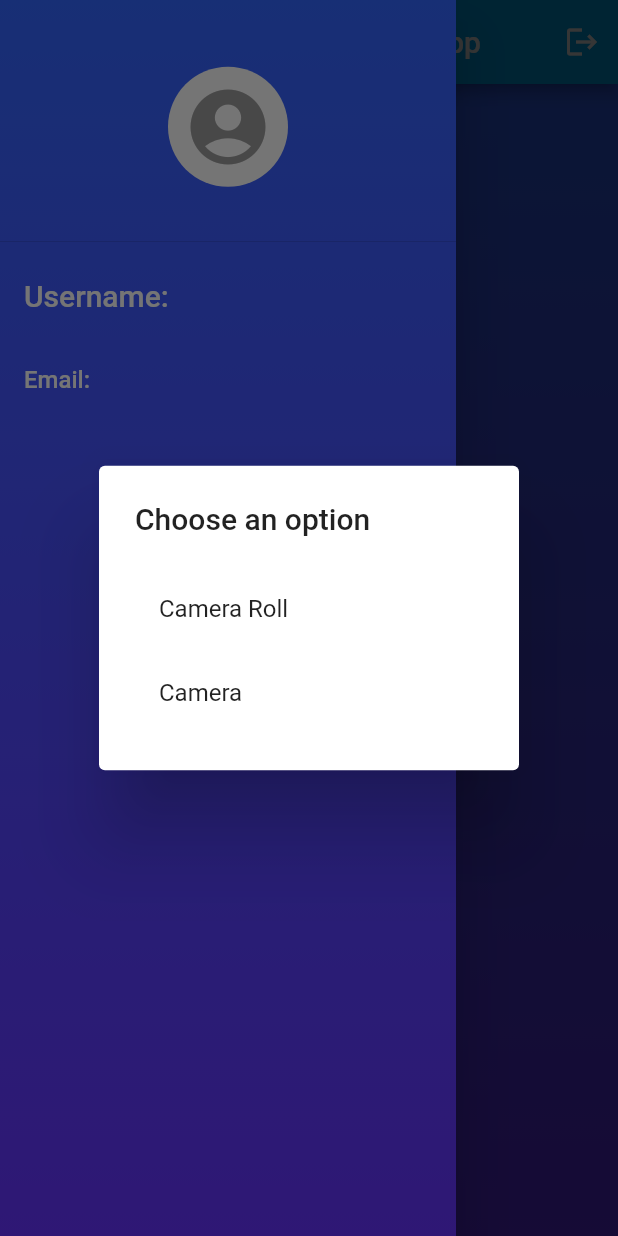
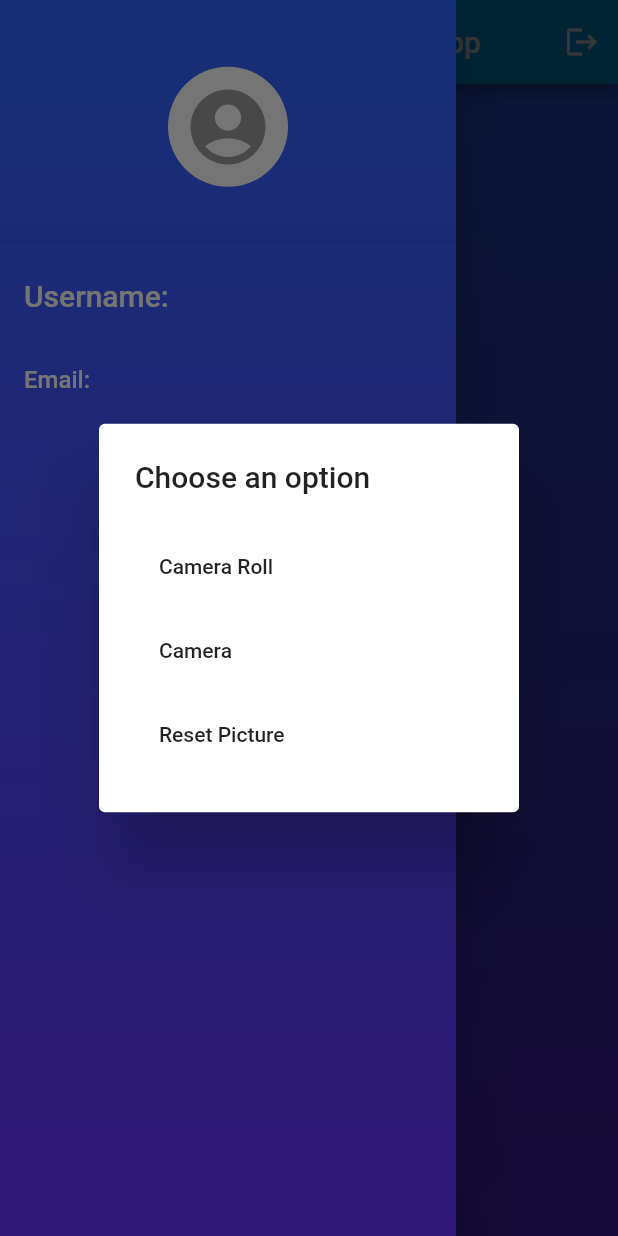
Before and after one commit to CSCI4100U/mobile-group-project-2023-abdul-alam-li-rana, a Flutter app: the screen it shows once a user with an empty profile is signed in, in the side drawer, after a tap on the "account circle" icon, on a phone screen of 412 x 824 dp. Run offline on Flutter 3.47's test engine with Material 2 defaults, Android fonts, the phone set to English and light mode, and no system bars; our stand-ins replace cloud_firestore, firebase_auth, firebase_core, image_picker, sqflite; accounts and stored records are empty.

Commit message:
SQLite implemented, PFP persistence

```diff
--- /dev/null
+++ b/final_project/lib/account.dart
@@ -0,0 +1,28 @@
+import 'dart:typed_data';
+
+class Account{
+  String? email;
+  Uint8List? profilePicture;
+
+  Account({
+    required this.email,
+    required this.profilePicture
+  });
+
+  Account.fromMap(Map map){
+    email = map['email'];
+    profilePicture = map['profilePicture'];
+  }
+
+  Map<String, dynamic> toMap() => {
+    "email" : email,
+    "profilePicture" : profilePicture,
+  };
+
+  @override
+  String toString(){
+    return 'Account[email]: $email, profilePicture: $profilePicture';
+  }
+
+
+}
--- /dev/null
+++ b/final_project/lib/account_model.dart
@@ -0,0 +1,73 @@
+import 'package:sqflite/sqflite.dart';
+
+import 'account.dart';
+import 'db_utils.dart';
+class AccountModel{
+  Future<int> insertAccount(Account account) async{
+    //This needs to be present in any queries, updates, etc.
+    //you do with your database
+    final db = await DBUtils.init();
+    return db.insert(
+      'accounts',
+      account.toMap(),
+      conflictAlgorithm: ConflictAlgorithm.replace,
+    );
+  }
+
+  Future getAllAccounts() async{
+    //This needs to be present in any queries, updates, etc.
+    //you do with your database
+    final db = await DBUtils.init();
+    final List maps = await db.query('accounts');
+    List result = [];
+    for (int i = 0; i < maps.length; i++){
+      result.add(
+        Account.fromMap(maps[i])
+      );
+    }
+    return result;
+  }
+
+  Future<Account?> getAccountByEmail(String? email) async {
+    final db = await DBUtils.init();
+    List<Map<String, dynamic>> maps = await db.query(
+      'accounts',
+      where: 'email = ?',
+      whereArgs: [email],
+    );
+
+    if (maps.isNotEmpty) {
+      return Account.fromMap(maps.first);
+    } else {
+      return null;
+    }
+  }
+
+  void savePicture(Account account) async {
+    var db = await DBUtils.init();
+    await db.insert("profilepic", account.toMap());
+  }
+
+  Future<int> updateAccount(Account account) async{
+    //This needs to be present in any queries, updates, etc.
+    //you do with your database
+    final db = await DBUtils.init();
+    return db.update(
+      'accounts',
+      account.toMap(),
+      where: 'email = ?',
+      whereArgs: [account.email],
+    );
+  }
+
+  Future<int> deleteAccountById(String email) async{
+    //This needs to be present in any queries, updates, etc.
+    //you do with your database
+    final db = await DBUtils.init();
+    return db.delete(
+      'accounts',
+      where: 'email = ?',
+      whereArgs: [email],
+    );
+  }
+}
--- a/final_project/lib/db_utils.dart
+++ b/final_project/lib/db_utils.dart
@@ -1,15 +1,15 @@
+import 'dart:async';
 import 'package:sqflite/sqflite.dart';
-import 'dart:async';
 import 'package:path/path.dart' as path;
 
-class DBUtils{
+class DBUtils {
   static Future init() async{
     //set up the database
     var database = openDatabase(
-      path.join(await getDatabasesPath(), 'vehicles.db'),
+      path.join(await getDatabasesPath(), 'accountv3.db'),
       onCreate: (db, version){
         db.execute(
-            'CREATE TABLE vehicles(vin TEXT PRIMARY KEY, make TEXT, model TEXT, year INTEGER, type TEXT)'
+            'CREATE TABLE accounts(email TEXT PRIMARY KEY, profilePicture BLOB)'
         );
       },
       version: 1,
--- a/final_project/lib/home_page.dart
+++ b/final_project/lib/home_page.dart
@@ -1,3 +1,8 @@
+import 'dart:typed_data';
+
+import 'package:final_project/account.dart';
+import 'package:final_project/account_model.dart';
+import 'package:final_project/db_utils.dart';
 import 'package:flutter/material.dart';
 import 'package:firebase_auth/firebase_auth.dart';
 import 'vehicle_homepage.dart';
@@ -16,6 +21,15 @@ class _HomePageState extends State<HomePage> {
   final GlobalKey<ScaffoldState> _scaffoldKey = GlobalKey<ScaffoldState>();
   final ImagePicker _picker = ImagePicker();
   File? _profilepic;
+  List<Account> accounts = <Account>[];
+
+  @override
+  void initState() {
+    super.initState();
+
+    // Call _readAccounts when the widget initializes (once)
+    _readAccounts();
+  }
 
   @override
   Widget build(BuildContext context) {
@@ -104,10 +118,50 @@ class _HomePageState extends State<HomePage> {
     );
   }
 
+  void _readAccounts() async {
+    final allAccounts = await AccountModel().getAllAccounts();
+    setState(() {
+      accounts = allAccounts.cast<Account>();
+    });
+
+    User? user = FirebaseAuth.instance.currentUser;
+
+    if (user != null) {
+      // Check if the user's email is not already in the database
+      if (accounts.every((account) => account.email != user.email)) {
+        // Create a new Account object with the user's email and a null profile picture
+        Account newUserAccount =
+            Account(email: user.email, profilePicture: null);
+        // Insert the new user's account into the database
+        await AccountModel().insertAccount(newUserAccount);
+      }
+    }
+
+    if (accounts.isEmpty) {
+      print('No accounts found in the database.');
+    } else {
+      print('All accounts in the database:');
+      for (var account in accounts) {
+        print(
+            'Email: ${account.email}, Profile Picture: ${account.profilePicture}');
+      }
+    }
+  }
+
   Widget _buildUserDrawer() {
   User? user = FirebaseAuth.instance.currentUser;
   String? fullName = user?.displayName;
   String? email = user?.email;
+
+  return FutureBuilder(
+    future: _getProfilePicture(),
+    builder: (context, AsyncSnapshot<Uint8List?> snapshot) {
+      if (snapshot.connectionState == ConnectionState.waiting) {
+        return CircularProgressIndicator(); // You can show a loading indicator while fetching the profile picture.
+      } else if (snapshot.hasError) {
+        return Text('Error: ${snapshot.error}');
+      } else {
+        final profilePicture = snapshot.data;
 
         return Drawer(
           child: Container(
@@ -142,11 +196,19 @@ class _HomePageState extends State<HomePage> {
                             shape: BoxShape.circle,
                             color: Colors.white,
                           ),
-                    child: _profilepic == null ? Icon(
+                          child: profilePicture == null
+                              ? Icon(
                                   Icons.account_circle,
                                   size: 60,
                                   color: Colors.grey,
-                    ) : ClipOval(child: Image.file(_profilepic!,width: 80,height: 80,))
+                                )
+                              : ClipOval(
+                                  child: Image.memory(
+                                    profilePicture,
+                                    width: 80,
+                                    height: 80,
+                                  ),
+                                ),
                         ),
                       ),
                     ],
@@ -178,6 +240,24 @@ class _HomePageState extends State<HomePage> {
             ),
           ),
         );
+      }
+    },
+  );
+}
+
+  Future<Uint8List?> _getProfilePicture() async {
+    User? user = FirebaseAuth.instance.currentUser;
+    if (user != null) {
+      // Fetch the user's account from the database
+      Account? userAccount = await AccountModel().getAccountByEmail(user.email);
+
+      if (userAccount != null && userAccount.profilePicture != null) {
+        // If a profile picture is found, return it as Uint8List
+        return Uint8List.fromList(userAccount.profilePicture!);
+      }
+    }
+    // If no profile picture found, return null
+    return null;
   }
 
   Widget _buildGradientBackground() {
@@ -242,6 +322,17 @@ class _HomePageState extends State<HomePage> {
     setState(() {
       if (pickedFile != null) {
         _profilepic = File(pickedFile.path);
+
+        // Get the currently signed-in user
+        User? user = FirebaseAuth.instance.currentUser;
+
+        if (user != null) {
+          // Update the user's profile picture in the database
+          Account updatedUserAccount = Account(
+              email: user.email,
+              profilePicture: _profilepic!.readAsBytesSync());
+          AccountModel().updateAccount(updatedUserAccount);
+        }
       }
     });
   }
@@ -251,10 +342,22 @@ class _HomePageState extends State<HomePage> {
 
     setState(() {
       if (pickedFile != null) {
-        _profilepic= File(pickedFile.path);
+        _profilepic = File(pickedFile.path);
+
+        // Get the currently signed-in user
+        User? user = FirebaseAuth.instance.currentUser;
+
+        if (user != null) {
+          // Update the user's profile picture in the database
+          Account updatedUserAccount = Account(
+              email: user.email,
+              profilePicture: _profilepic!.readAsBytesSync());
+          AccountModel().updateAccount(updatedUserAccount);
+        }
       }
     });
   }
+
 
   Future<void> _showDialog(BuildContext context) async {
   await showDialog(
@@ -279,10 +382,33 @@ class _HomePageState extends State<HomePage> {
                 _getImageFromCamera();
               },
             ),
+            ListTile(
+              title: Text('Reset Picture'),
+              onTap: () async {
+                Navigator.of(context).pop();
+                setState(() {
+                  _profilepic = null;
+                });
+
+                // Get the currently signed-in user
+                User? user = FirebaseAuth.instance.currentUser;
+
+                if (user != null) {
+                  // Update the user's profile picture to null in the database
+                  Account updatedUserAccount = Account(
+                    email: user.email,
+                    profilePicture: null,
+                  );
+                  AccountModel().updateAccount(updatedUserAccount);
+                }
+              },
+            ),
           ],
         ),
       );
     },
   );
 }
+
+
 }
```
Also changed, not shown: final_project/lib/vehicle_model.dart (deleted, +0 -54 lines). Lines whose indentation alone changed are shown as unchanged.
